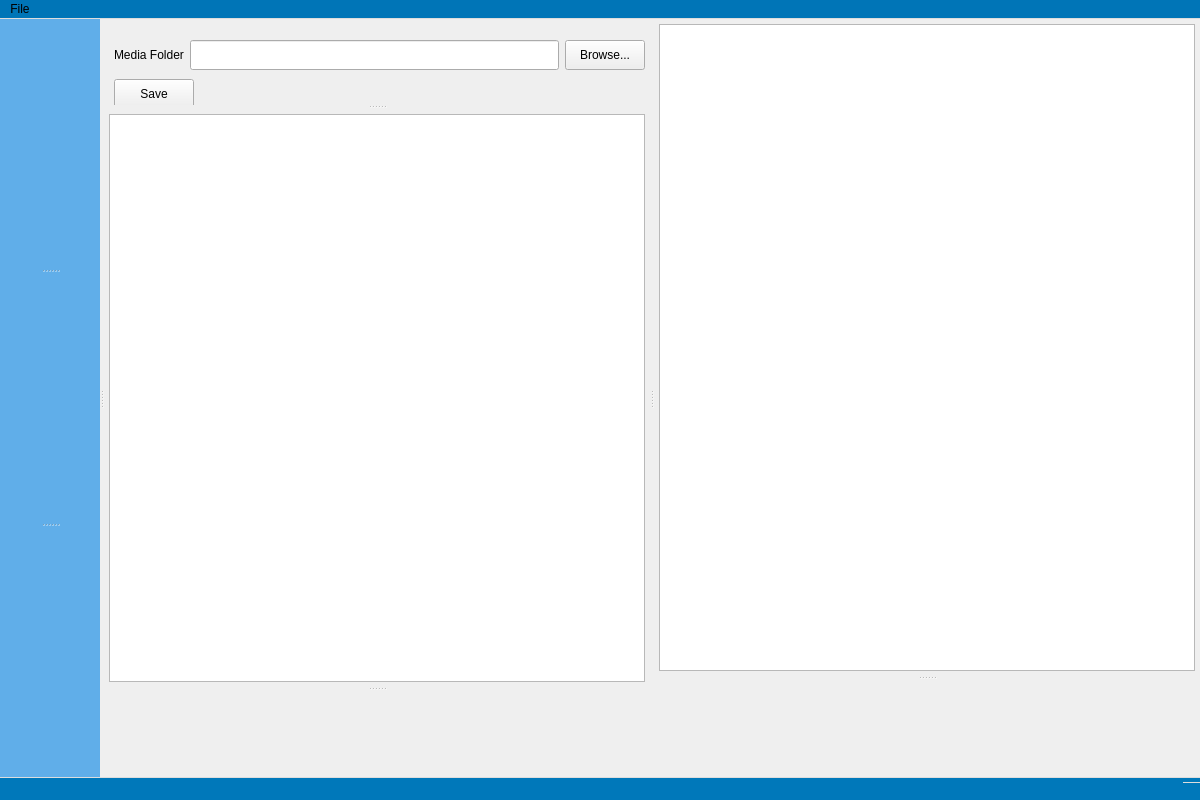
Old version of the form mainwindow.ui in the repository merrillaldrich/compendia.
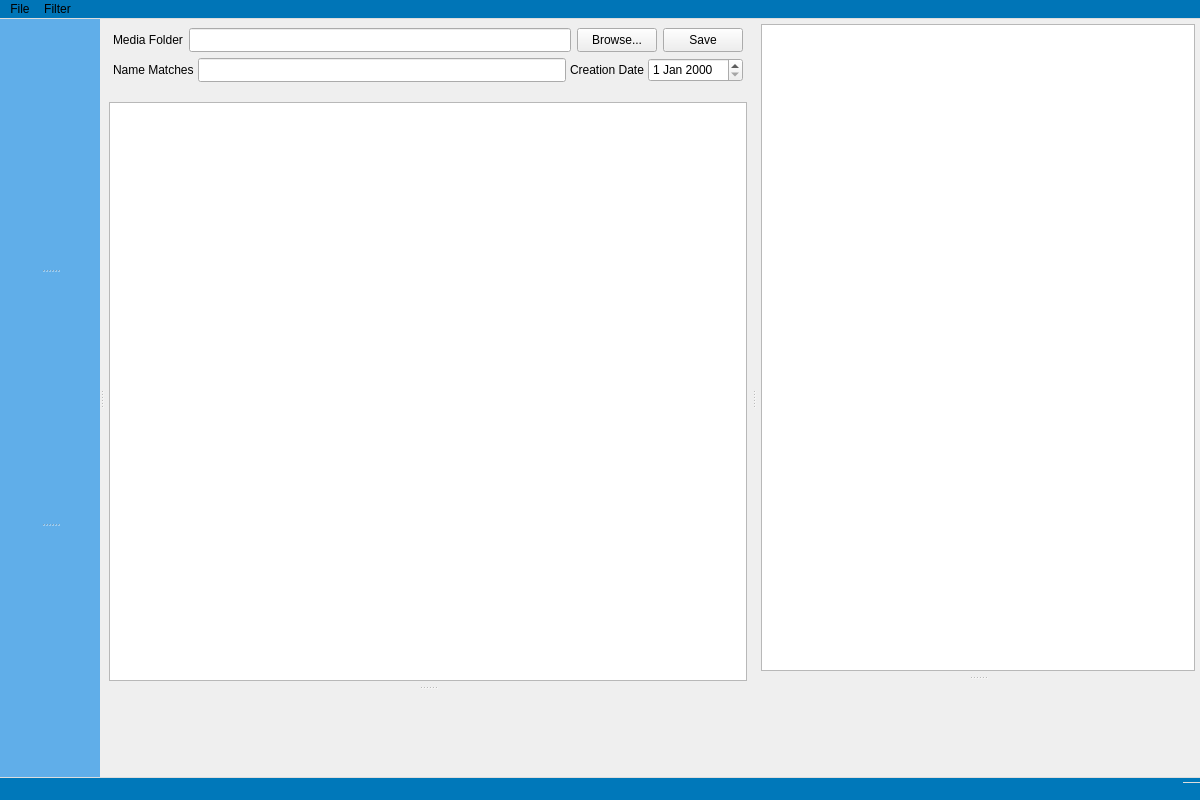
New version of the form. Custom widgets are drawn as their Qt base class.

Commit message: Update UI to add filters, refine split structure

What changed in the file:
```diff
--- a/mainwindow.ui
+++ b/mainwindow.ui
@@ -14,10 +14,7 @@
    <string>MainWindow</string>
   </property>
   <widget class="QWidget" name="centralwidget">
-   <layout class="QHBoxLayout" name="horizontalLayout">
-    <property name="spacing">
-     <number>0</number>
-    </property>
+   <layout class="QVBoxLayout" name="verticalLayout_3">
     <property name="leftMargin">
      <number>0</number>
     </property>
@@ -28,11 +25,6 @@
      <number>0</number>
     </property>
     <property name="bottomMargin">
-     <number>0</number>
-    </property>
-    <item>
-     <layout class="QHBoxLayout" name="windowBodyLayout">
-      <property name="spacing">
        <number>0</number>
       </property>
       <item>
@@ -48,6 +40,7 @@
          <property name="orientation">
           <enum>Qt::Orientation::Vertical</enum>
          </property>
+       <widget class="QWidget" name="navFilterContainer" native="true"/>
          <widget class="QWidget" name="navTopContainer" native="true">
           <property name="minimumSize">
            <size>
@@ -56,24 +49,15 @@
            </size>
           </property>
          </widget>
-         <widget class="QWidget" name="navFilterContainer" native="true"/>
          <widget class="NavLibraryContainer" name="navLibraryContainer" native="true"/>
         </widget>
-        <widget class="QSplitter" name="fileListSplitter">
-         <property name="orientation">
-          <enum>Qt::Orientation::Vertical</enum>
-         </property>
+      <widget class="QWidget" name="fileFilterArea" native="true">
+       <layout class="QVBoxLayout" name="verticalLayout_2">
+        <item>
          <widget class="QWidget" name="fileListFiltersContainer" native="true">
-          <widget class="QWidget" name="layoutWidget">
-           <property name="geometry">
-            <rect>
-             <x>10</x>
-             <y>10</y>
-             <width>531</width>
-             <height>52</height>
-            </rect>
-           </property>
-           <layout class="QHBoxLayout" name="horizontalLayout_2">
+          <layout class="QVBoxLayout" name="verticalLayout">
+           <item>
+            <layout class="QHBoxLayout" name="mediaFolderLayout">
             <item>
              <widget class="QLabel" name="mediaFolderLabel">
               <property name="text">
@@ -86,7 +70,7 @@
               <property name="minimumSize">
                <size>
                 <width>0</width>
-                <height>30</height>
+                 <height>24</height>
                </size>
               </property>
              </widget>
@@ -96,7 +80,7 @@
               <property name="minimumSize">
                <size>
                 <width>0</width>
-                <height>30</height>
+                 <height>24</height>
                </size>
               </property>
               <property name="baseSize">
@@ -110,21 +94,12 @@
               </property>
              </widget>
             </item>
-           </layout>
-          </widget>
+             <item>
           <widget class="QPushButton" name="saveButton">
-           <property name="geometry">
-            <rect>
-             <x>10</x>
-             <y>60</y>
-             <width>80</width>
-             <height>30</height>
-            </rect>
-           </property>
            <property name="minimumSize">
             <size>
              <width>0</width>
-             <height>30</height>
+                 <height>24</height>
             </size>
            </property>
            <property name="baseSize">
@@ -137,7 +112,58 @@
             <string>Save</string>
            </property>
           </widget>
-         </widget>
+             </item>
+            </layout>
+           </item>
+           <item>
+            <layout class="QHBoxLayout" name="filterCriteriaLayout">
+             <property name="spacing">
+              <number>4</number>
+             </property>
+             <item>
+              <widget class="QLabel" name="label">
+               <property name="text">
+                <string>Name Matches</string>
+               </property>
+              </widget>
+             </item>
+             <item>
+              <widget class="QLineEdit" name="lineEdit">
+               <property name="minimumSize">
+                <size>
+                 <width>0</width>
+                 <height>24</height>
+                </size>
+               </property>
+              </widget>
+             </item>
+             <item>
+              <widget class="QLabel" name="label_2">
+               <property name="text">
+                <string>Creation Date</string>
+               </property>
+              </widget>
+             </item>
+             <item>
+              <widget class="QDateEdit" name="dateEdit">
+               <property name="minimumSize">
+                <size>
+                 <width>0</width>
+                 <height>24</height>
+                </size>
+               </property>
+              </widget>
+             </item>
+            </layout>
+           </item>
+          </layout>
+         </widget>
+        </item>
+        <item>
+         <widget class="QSplitter" name="fileListSplitter">
+          <property name="orientation">
+           <enum>Qt::Orientation::Vertical</enum>
+          </property>
          <widget class="QWidget" name="verticalLayoutWidget">
           <layout class="QVBoxLayout" name="fileListContainer">
            <property name="spacing">
@@ -187,6 +213,9 @@
          </widget>
          <widget class="TagAssignmentContainer" name="fileListTagAssignmentContainer" native="true"/>
         </widget>
+        </item>
+       </layout>
+      </widget>
         <widget class="QSplitter" name="previewSplitter">
          <property name="orientation">
           <enum>Qt::Orientation::Vertical</enum>
@@ -218,8 +247,6 @@
        </widget>
       </item>
      </layout>
-    </item>
-   </layout>
   </widget>
   <widget class="QMenuBar" name="menubar">
    <property name="geometry">
@@ -239,8 +266,21 @@
      <string>File</string>
     </property>
     <addaction name="actionOpen_Folder"/>
+    <addaction name="separator"/>
+    <addaction name="actionSave_All"/>
+    <addaction name="actionSave_Visible"/>
+   </widget>
+   <widget class="QMenu" name="menuFilter">
+    <property name="title">
+     <string>Filter</string>
+    </property>
+    <addaction name="actionFile_Name"/>
+    <addaction name="actionFile_Path"/>
+    <addaction name="actionCreation_Date"/>
+    <addaction name="actionModification_Date"/>
    </widget>
    <addaction name="menuFile"/>
+   <addaction name="menuFilter"/>
   </widget>
   <widget class="QStatusBar" name="statusbar">
    <property name="styleSheet">
```
Left out of the diff: 30 changed lines with no effect on the pictures. Lines whose indentation alone changed are shown as unchanged.
